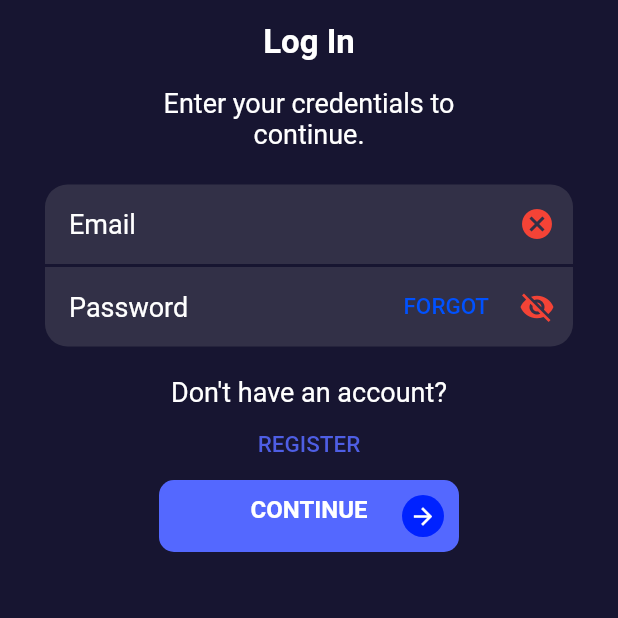
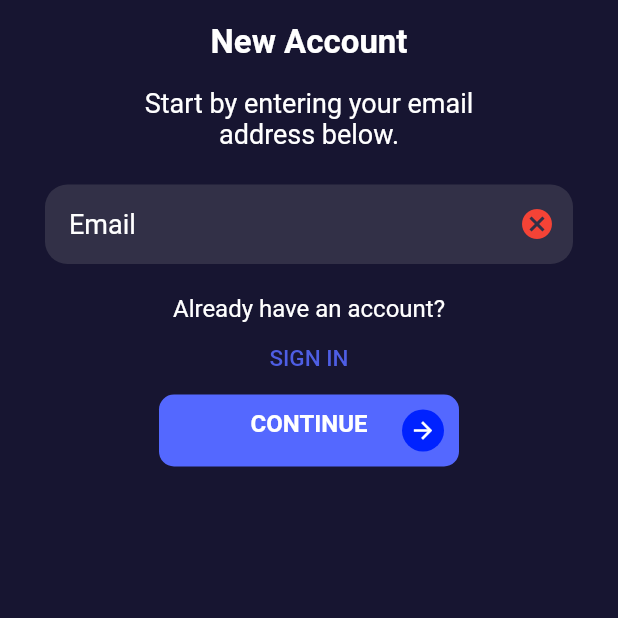
Before and after one commit to DARLINGTON-CG/ELEARN, a Flutter app: the screen it shows after launch, after a tap on "Skip", after a tap on "REGISTER", on a phone screen of 412 x 824 dp, the top half of it. Run offline on Flutter 3.47's test engine with Material 2 defaults, Android fonts, the phone set to English and light mode, and no system bars; our stand-ins replace bloc, equatable, firebase_auth, firebase_core, flutter_bloc, formz and 2 more; accounts and stored records are empty; Roboto replaces fonts that are missing (Alegreya).

Commit message:
register page started

```diff
--- /dev/null
+++ b/lib/features/user/presentation/cubit_register/register_state.dart
@@ -0,0 +1,38 @@
+import 'package:e_learn/features/user/data/data_sources/confirmed_password.dart';
+import 'package:e_learn/features/user/data/data_sources/email.dart';
+import 'package:e_learn/features/user/data/data_sources/password.dart';
+import 'package:equatable/equatable.dart';
+import 'package:formz/formz.dart';
+
+enum ConfirmPasswordValidationError { invalid }
+
+class RegisterState extends Equatable {
+  const RegisterState({
+    this.email = const Email.pure(),
+    this.password = const Password.pure(),
+    this.confirmedPassword = const ConfirmedPassword.pure(),
+    this.status = FormzStatus.pure,
+  });
+
+  final Email email;
+  final Password password;
+  final ConfirmedPassword confirmedPassword;
+  final FormzStatus status;
+
+  @override
+  List<Object> get props => [email, password, confirmedPassword, status];
+
+  RegisterState copyWith({
+    Email? email,
+    Password? password,
+    ConfirmedPassword? confirmedPassword,
+    FormzStatus? status,
+  }) {
+    return RegisterState(
+      email: email ?? this.email,
+      password: password ?? this.password,
+      confirmedPassword: confirmedPassword ?? this.confirmedPassword,
+      status: status ?? this.status,
+    );
+  }
+}
--- a/lib/features/user/presentation/pages/register.dart
+++ b/lib/features/user/presentation/pages/register.dart
@@ -1,86 +1,136 @@
-// import 'package:e_learn/features/user/presentation/widgets/continue_button.dart';
-// import 'package:e_learn/features/user/presentation/widgets/header.dart';
-// import 'package:e_learn/features/user/presentation/widgets/input_field.dart';
-// import 'package:e_learn/features/user/presentation/widgets/login_form.dart';
-// import 'package:flutter/material.dart';
-// import 'package:google_fonts/google_fonts.dart';
+import 'package:e_learn/features/app_content/presentation/home/homepage.dart';
+import 'package:e_learn/features/user/data/repositories/authentication_repository.dart';
+import 'package:e_learn/features/user/presentation/cubit_register/register_cubit.dart';
+import 'package:e_learn/features/user/presentation/cubit_register/register_state.dart';
+import 'package:e_learn/features/user/presentation/pages/login.dart';
+import 'package:e_learn/features/user/presentation/widgets/continue_button.dart';
+import 'package:e_learn/features/user/presentation/widgets/error_dialog.dart';
+import 'package:e_learn/features/user/presentation/widgets/input_field.dart';
+import 'package:flutter/material.dart';
+import 'package:flutter_bloc/flutter_bloc.dart';
+import 'package:formz/formz.dart';
+import 'package:google_fonts/google_fonts.dart';
 
-// import 'login.dart';
+class RegisterPage extends StatefulWidget {
+  const RegisterPage({Key? key}) : super(key: key);
 
-// enum FormType { Email, Password }
+  @override
+  _RegisterPageState createState() => _RegisterPageState();
+}
 
-// class RegisterPage extends StatefulWidget {
-//   RegisterPage({Key? key}) : super(key: key);
-
-//   @override
-//   _RegisterPageState createState() => _RegisterPageState();
-// }
-
-// class _RegisterPageState extends State<RegisterPage> {
-//   FormType type = FormType.Email;
-
-//   Widget _showForm() {
-//     switch (type) {
-//       case FormType.Email:
-//         return Column(
-//           children: [
-//             Header(
-//                 head: "Register",
-//                 text: "Create your account by providing your email."),
-//             InputField(label: "Email", obscureTxt: false, round: true),
-//           ],
-//         );
-//       case FormType.Password:
-//         return Column(
-//           children: [
-//             Header(
-//                 head: "Register",
-//                 text: "Provide a secure password to continue."),
-//             InputField(label: "Password", obscureTxt: true, round: true),
-//           ],
-//         );
-//     }
-//   }
-
-//   @override
-//   Widget build(BuildContext context) {
-//     return Scaffold(
-//         backgroundColor: Color(0xFF171531),
-//         resizeToAvoidBottomInset: false,
-//         body: SafeArea(
-//           child: Padding(
-//               padding: EdgeInsets.only(top: 20, left: 20, right: 20),
-//               child: Column(children: [
-//                 _showForm(),
-//                 // Header(
-//                 //     head: "Register",
-//                 //     text: "Create your account by providing your email."),
-//                 // InputField(label: "Email", obscureTxt: false, round: true),
-//                 SizedBox(height: 10),
-//                 Text(
-//                   "Already have an account?",
-//                   style: GoogleFonts.alegreya(
-//                       fontSize: 17, color: Color(0xFFFFFFFF)),
-//                 ),
-//                 RawMaterialButton(
-//                   onPressed: () => Navigator.of(context).pushReplacement(
-//                       MaterialPageRoute(builder: (BuildContext context) {
-//                     return Login();
-//                   })),
-//                   child: Text(
-//                     "LOGIN",
-//                     style: GoogleFonts.alegreya(
-//                         fontSize: 15, color: Color(0xFF001AFF)),
-//                   ),
-//                 ),
-//                 LoginButton(
-//                   func: () {
-//                     setState(() {
-//                       type = FormType.Password;
-//                     });
-//                   },
-//                 )
-//               ])),
-//         ));
-//   }
-// }
+class _RegisterPageState extends State<RegisterPage> {
+  @override
+  Widget build(BuildContext context) {
+    return Scaffold(
+        backgroundColor: Color(0xFF171531),
+        resizeToAvoidBottomInset: false,
+        appBar: AppBar(
+          elevation: 0.0,
+          backgroundColor: Color(0xFF171531),
+          centerTitle: true,
+          title: Text("New Account",
+              style: GoogleFonts.alegreya(
+                  fontSize: 22,
+                  color: Color(0xFFFFFFFF),
+                  fontWeight: FontWeight.bold)),
+        ),
+        body: SafeArea(
+            child: Padding(
+                padding: EdgeInsets.only(left: 20, right: 20, top: 2),
+                child: Column(
+                    mainAxisAlignment: MainAxisAlignment.start,
+                    crossAxisAlignment: CrossAxisAlignment.center,
+                    children: [
+                      Text(
+                        "Start by entering your email\naddress below.",
+                        textAlign: TextAlign.center,
+                        style: GoogleFonts.alegreya(
+                            fontSize: 18, color: Color(0xFFFFFFFF)),
+                      ),
+                      SizedBox(
+                        height: 23,
+                      ),
+                      BlocProvider(
+                        create: (_) => RegisterCubit(
+                            context.read<AuthenticationRepository>()),
+                        child: BlocListener<RegisterCubit, RegisterState>(
+                          listener: (context, state) {
+                            if (state.status.isSubmissionFailure) {
+                              showErrorDialogBox(context, "Registration Failed",
+                                  "An error occured during registration,try again later.");
+                            } else if (state.status.isSubmissionSuccess) {
+                              Navigator.of(context).pushReplacement(
+                                  MaterialPageRoute(builder: (context) {
+                                return HomePage();
+                              }));
+                            }
+                          },
+                          child: Padding(
+                            padding: EdgeInsets.symmetric(horizontal: 10),
+                            child: Column(
+                              children: [
+                                BlocBuilder<RegisterCubit, RegisterState>(
+                                    buildWhen: (previous, current) =>
+                                        previous.email != current.email,
+                                    builder: (context, state) => InputField(
+                                        label: "Email",
+                                        passwordField: false,
+                                        obscureTxt: false,
+                                        key: Key("RegisterWithEmailField"),
+                                        func: (email) => context
+                                            .read<RegisterCubit>()
+                                            .emailChanged(email),
+                                        valid: state.email.valid,
+                                        round: true)),
+                                SizedBox(
+                                  height: 20,
+                                ),
+                                Text(
+                                  "Already have an account?",
+                                  style: GoogleFonts.alegreya(
+                                      fontSize: 16, color: Color(0xFFFFFFFF)),
+                                ),
+                                TextButton(
+                                  child: Text(
+                                    "SIGN IN",
+                                    style: GoogleFonts.alegreya(
+                                        fontSize: 15, color: Color(0xFF4E5EE4)),
+                                  ),
+                                  onPressed: () => Navigator.of(context)
+                                      .pushReplacement(MaterialPageRoute(
+                                          builder: (BuildContext context) {
+                                    return Login();
+                                  })),
+                                ),
+                                BlocBuilder<RegisterCubit, RegisterState>(
+                                  buildWhen: (previous, current) =>
+                                      previous.status != current.status,
+                                  builder: (context, state) {
+                                    return state.status.isSubmissionInProgress
+                                        ? const CircularProgressIndicator(
+                                            color: Color(0xFF5468FF),
+                                          )
+                                        : ContinueButton(
+                                            key:
+                                                Key("RegisterFormRaisedButton"),
+                                            func: state.status.isValidated
+                                                ? () {
+                                                    // showErrorDialogBox(context, "No connection",
+                                                    //     "Please check your internet connection");
+                                                    // context
+                                                    //     .read<RegisterCubit>()
+                                                    //     .signUpFormSubmitted();
+                                                  }
+                                                : () => print(
+                                                    "\n\nNot Validated\n\n"),
+                                          );
+                                  },
+                                )
+                              ],
+                            ),
+                          ),
+                        ),
+                      )
+                    ]))));
+  }
+}
--- a/lib/features/user/presentation/pages/reset_password_page.dart
+++ b/lib/features/user/presentation/pages/reset_password_page.dart
@@ -88,7 +88,7 @@ class ResetPasswordPage extends StatelessWidget {
                                           ? const CircularProgressIndicator(
                                               color: Color(0xFF5468FF),
                                             )
-                                          : LoginButton(
+                                          : ContinueButton(
                                               key: Key("ResetFormRaisedButton"),
                                               func: state.status.isValidated
                                                   ? () {
--- a/lib/features/user/presentation/widgets/continue_button.dart
+++ b/lib/features/user/presentation/widgets/continue_button.dart
@@ -1,10 +1,10 @@
 import 'package:flutter/material.dart';
 import 'package:google_fonts/google_fonts.dart';
 
-class LoginButton extends StatelessWidget {
+class ContinueButton extends StatelessWidget {
   final VoidCallback? func;
 
-  const LoginButton({Key? key, required this.func}) : super(key: key);
+  const ContinueButton({Key? key, required this.func}) : super(key: key);
 
   @override
   Widget build(BuildContext context) {
--- a/lib/features/user/presentation/widgets/login_form.dart
+++ b/lib/features/user/presentation/widgets/login_form.dart
@@ -1,6 +1,6 @@
-
 import 'package:e_learn/core/page_animation/slide_up_anim.dart';
 import 'package:e_learn/features/app_content/presentation/home/homepage.dart';
+import 'package:e_learn/features/user/presentation/pages/register.dart';
 import 'package:e_learn/features/user/presentation/pages/reset_password_page.dart';
 import 'package:flutter/material.dart';
 import 'package:flutter_bloc/flutter_bloc.dart';
@@ -20,7 +20,7 @@ class LoginForm extends StatelessWidget {
   @override
   Widget build(BuildContext context) {
     return BlocListener<LoginCubit, LoginState>(
-      listener: (context, state)async {
+      listener: (context, state) async {
         if (state.status.isSubmissionFailure) {
           showErrorDialogBox(context, "Login Failure",
               "Please check your credentials and try again");
@@ -65,7 +65,8 @@ class LoginForm extends StatelessWidget {
                   passwordField: true,
                   valid: state.password.valid,
                   round: false,
-                  forgotFunc: () => Navigator.of(context).push(SlideUpAnim(page:ResetPasswordPage())),
+                  forgotFunc: () => Navigator.of(context)
+                      .push(SlideUpAnim(page: ResetPasswordPage())),
                   func: (password) =>
                       context.read<LoginCubit>().passwordChanged(password),
                 );
@@ -74,19 +75,21 @@ class LoginForm extends StatelessWidget {
             SizedBox(
               height: 20,
             ),
-
             Text(
               "Don't have an account?",
               style:
-                  GoogleFonts.alegreya(fontSize: 18, color: Color(0xFFFFFFFF)),
+                  GoogleFonts.alegreya(fontSize: 16, color: Color(0xFFFFFFFF)),
             ),
-           TextButton(
-              child:Text(
+            TextButton(
+              child: Text(
                 "REGISTER",
                 style: GoogleFonts.alegreya(
                     fontSize: 15, color: Color(0xFF4E5EE4)),
               ),
-              onPressed: (){},
+              onPressed: () => Navigator.of(context).pushReplacement(
+                  MaterialPageRoute(builder: (BuildContext context) {
+                return RegisterPage();
+              })),
             ),
             BlocBuilder<LoginCubit, LoginState>(
               buildWhen: (previous, current) =>
@@ -96,7 +99,7 @@ class LoginForm extends StatelessWidget {
                     ? const CircularProgressIndicator(
                         color: Color(0xFF5468FF),
                       )
-                    : LoginButton(
+                    : ContinueButton(
                         key: Key("LoginFormRaisedButton"),
                         func: state.status.isValidated
                             ? () {
```
Also changed, not shown: lib/features/user/presentation/cubit_register/register_cubit.dart (added, +62 -0 lines).
